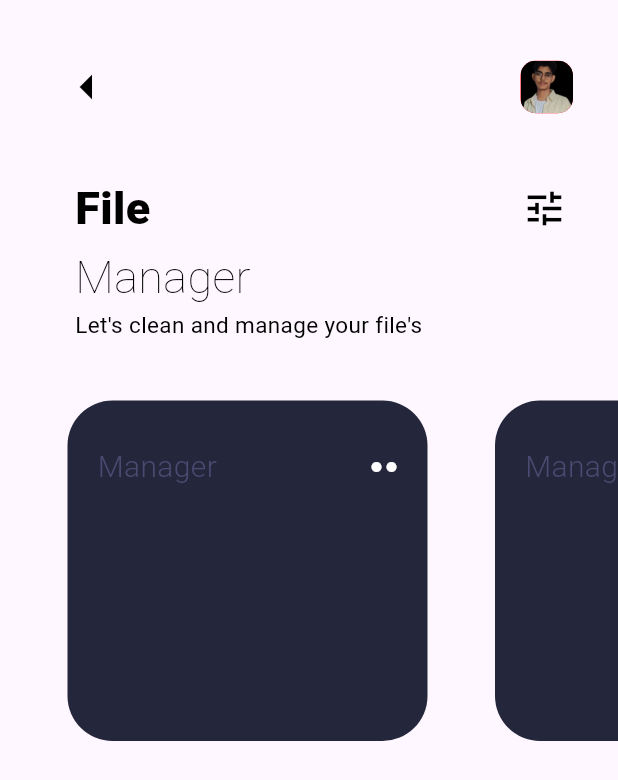
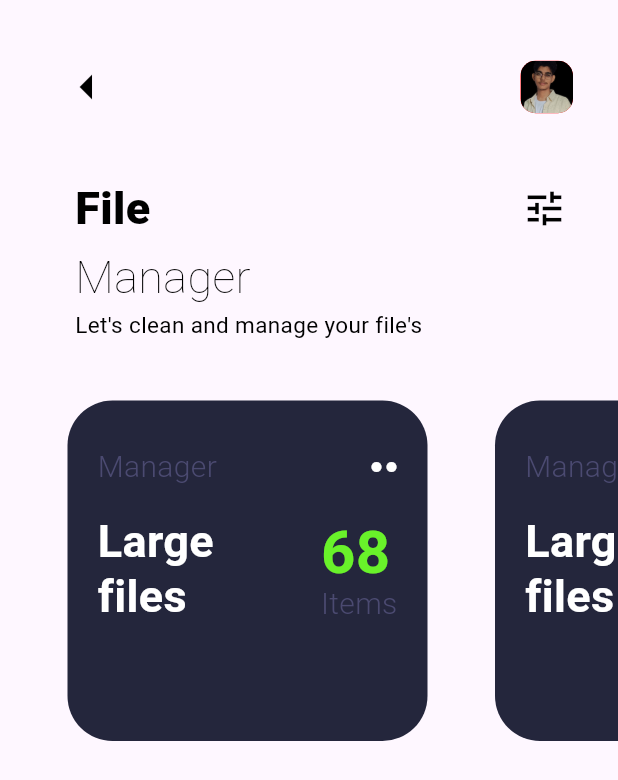
Before and after one commit to Nishantniro/file_manager, a Flutter app: the screen it shows after launch, on a phone screen of 412 x 824 dp. Shown: the top 780 px of the screen. Run offline on Flutter 3.47's test engine with Material 3 defaults, Android fonts, the phone set to English and light mode, and no system bars.

Commit message:
some work on card slider

```diff
--- a/lib/slider.dart
+++ b/lib/slider.dart
@@ -50,6 +50,61 @@ class Slide extends StatelessWidget {
                     ),
                   ],
                 ),
+                SizedBox(height: 20),
+                Row(
+                  mainAxisAlignment: MainAxisAlignment.spaceBetween,
+                  children: [
+                    Column(
+                      mainAxisSize: MainAxisSize.min,
+                      crossAxisAlignment: CrossAxisAlignment.start,
+                      children: [
+                        Text(
+                          "Large",
+                          style: TextStyle(
+                            color: Colors.white,
+                            fontWeight: FontWeight.w600,
+                            fontSize: 30,
+                            height: 1,
+                          ),
+                        ),
+
+                        Text(
+                          "files",
+                          style: TextStyle(
+                            color: Colors.white,
+                            fontWeight: FontWeight.w600,
+                            fontSize: 30,
+                          ),
+                        ),
+                      ],
+                    ),
+
+                    Column(
+                      mainAxisSize: MainAxisSize.min,
+                      crossAxisAlignment: CrossAxisAlignment.start,
+                      children: [
+                        Text(
+                          "68",
+                          style: TextStyle(
+                            color: const Color.fromARGB(255, 105, 242, 42),
+                            fontWeight: FontWeight.bold,
+                            fontSize: 40,
+                            height: 1,
+                          ),
+                        ),
+
+                        Text(
+                          "Items",
+                          style: TextStyle(
+                            color: const Color.fromARGB(255, 75, 74, 113),
+                            fontWeight: FontWeight.w300,
+                            fontSize: 20,
+                          ),
+                        ),
+                      ],
+                    ),
+                  ],
+                ),
               ],
             ),
           );
```
